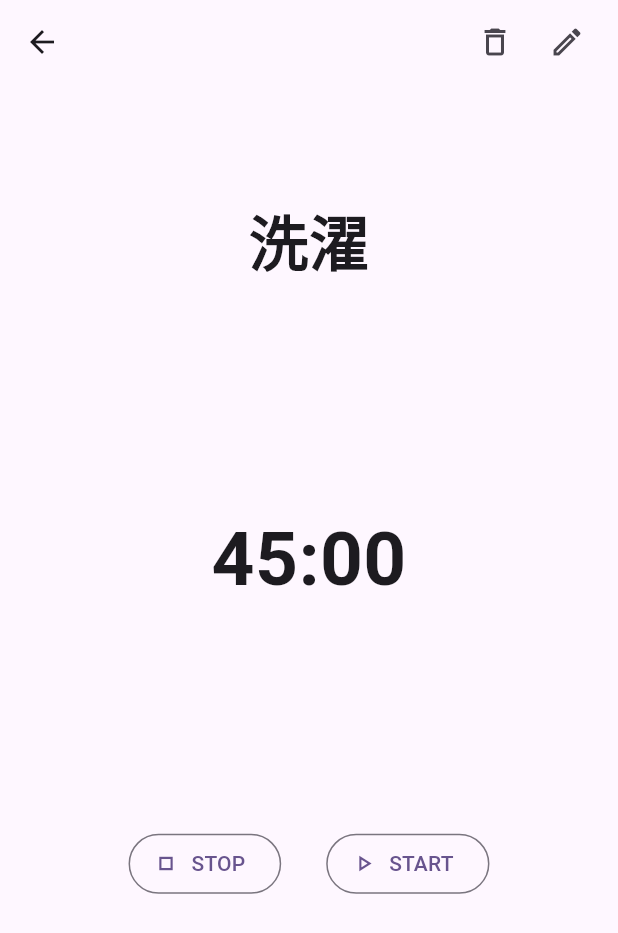
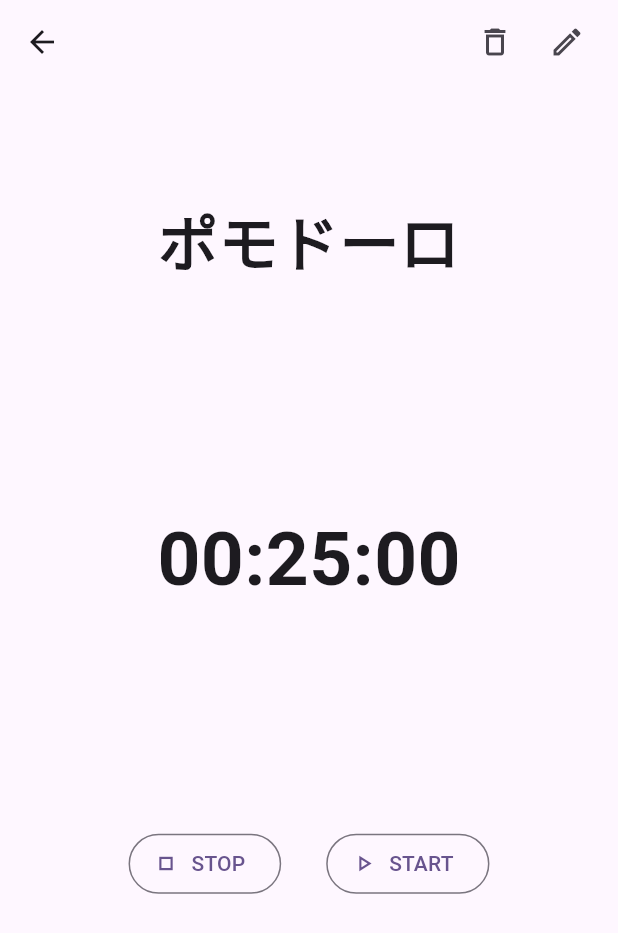
Before and after one commit to ten66/timer_app, a Flutter app: the screen it shows after launch, after a tap on "ポモドーロ", on a phone screen of 412 x 824 dp. Shown: the top 933 px of the screen. Run offline on Flutter 3.47's test engine with Material 2 defaults, Android fonts, the phone set to English and light mode, and no system bars; our stand-ins replace flutter_riverpod, riverpod_annotation; generated files the repository leaves out were written again.

Commit message:
style: #7 timerScreenの引数の設定 & それにともなうエラー対策のコメントアウト

```diff
--- a/lib/screens/home_screen.dart
+++ b/lib/screens/home_screen.dart
@@ -94,7 +94,11 @@ class TimerCard extends StatelessWidget {
       child: InkWell(
         onTap: () {
           Navigator.of(context).push(
-            MaterialPageRoute(builder: (context) => const TimerScreen()),
+            MaterialPageRoute(
+                builder: (context) => TimerScreen(
+                      title: title,
+                      time: time,
+                    )),
           );
         },
         child: Padding(
--- a/lib/screens/timer_screen.dart
+++ b/lib/screens/timer_screen.dart
@@ -3,7 +3,13 @@ import 'dart:async';
 import 'package:flutter/material.dart';
 
 class TimerScreen extends StatefulWidget {
-  const TimerScreen({super.key});
+  final String title;
+  final String time;
+  const TimerScreen({
+    super.key,
+    required this.title,
+    required this.time,
+  });
 
   @override
   State<TimerScreen> createState() => _TimerScreenState();
@@ -48,17 +54,17 @@ class _TimerScreenState extends State<TimerScreen> {
         child: Column(
           mainAxisAlignment: MainAxisAlignment.spaceAround,
           children: [
-            const Padding(
-              padding: EdgeInsets.all(5),
+            Padding(
+              padding: const EdgeInsets.all(5),
               child: Text(
-                '洗濯',
-                style: TextStyle(
+                widget.title,
+                style: const TextStyle(
                   fontSize: 40,
                   fontWeight: FontWeight.bold,
                 ),
               ),
             ),
-            buildTimer(),
+            buildTimer(widget.time),
             Row(
               mainAxisAlignment: MainAxisAlignment.center,
               children: [
@@ -85,10 +91,10 @@ class _TimerScreenState extends State<TimerScreen> {
   }
 }
 
-Widget buildTimer() {
-  return const Text(
-    '45:00',
-    style: TextStyle(
+Widget buildTimer(time) {
+  return Text(
+    time,
+    style: const TextStyle(
       fontSize: 50,
       fontWeight: FontWeight.bold,
     ),
```
Also changed, not shown: lib/navigation_manager.dart (+56 -56 lines).
